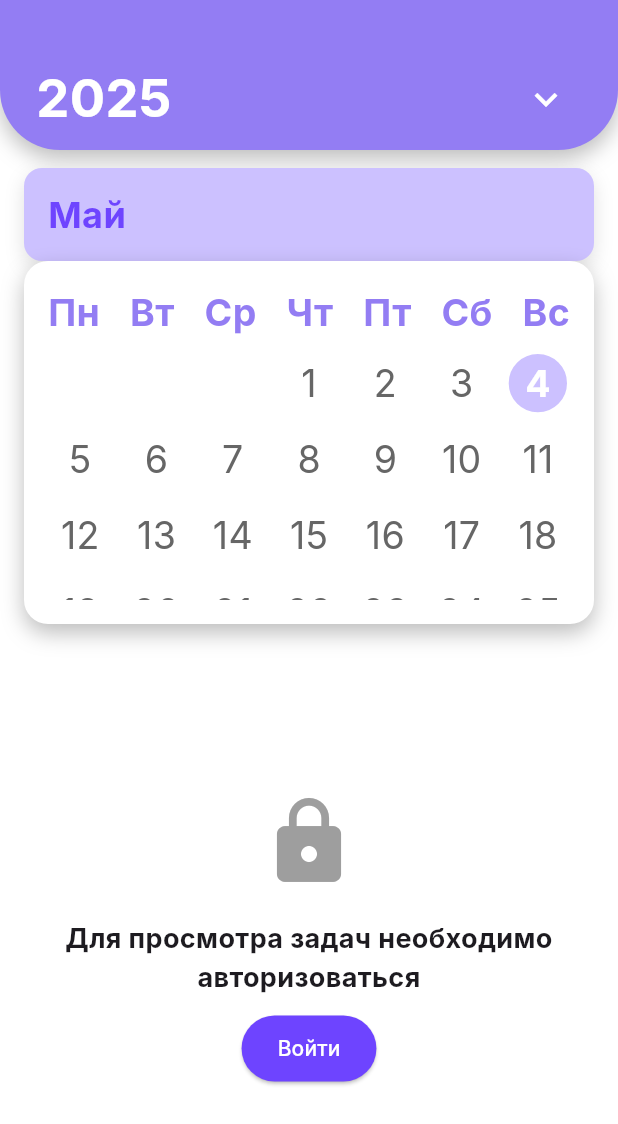
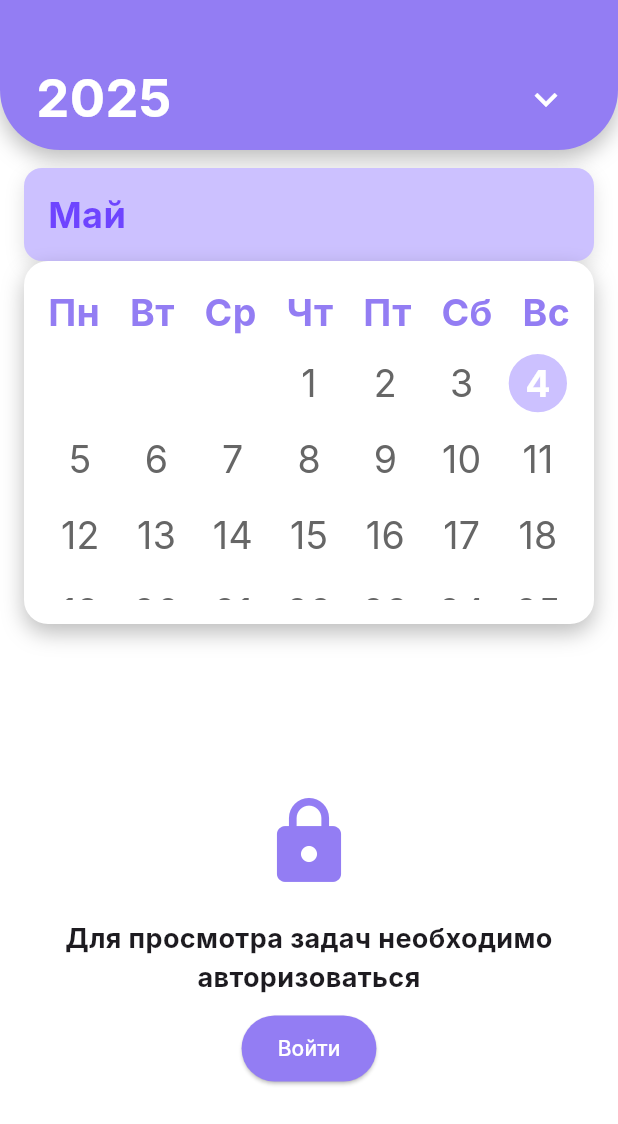
Before and after one commit to Lime228/TPProject, a Flutter app: the CalendarScreen screen opened directly, on a phone screen of 412 x 824 dp. Shown: the top 1124 px of the screen. Run offline on Flutter 3.47's test engine with Material 3 defaults, Android fonts, the phone set to English and light mode, and no system bars; our stand-ins replace image_picker, shared_preferences; accounts and stored records are empty; Roboto replaces fonts that are missing (Inter).

Commit message:
TPP-74, TPP-77, TPP-97 fix: customized colors

```diff
--- a/frontend/lib/screens/calendar_screen.dart
+++ b/frontend/lib/screens/calendar_screen.dart
@@ -529,7 +529,7 @@ class _CalendarScreenState extends State<CalendarScreen> {
         child: Column(
           mainAxisAlignment: MainAxisAlignment.center,
           children: [
-            const Icon(Icons.lock, size: 64, color: Colors.grey),
+            const Icon(Icons.lock, size: 64, color: Color(0xFF937DF3)),
             const SizedBox(height: 20),
             const Text(
               'Для просмотра задач необходимо авторизоваться',
@@ -543,7 +543,7 @@ class _CalendarScreenState extends State<CalendarScreen> {
             ElevatedButton(
               onPressed: () => Navigator.pushNamed(context, '/login'),
               style: ElevatedButton.styleFrom(
-                backgroundColor: CalendarStyles.secondaryColor,
+                backgroundColor: Color(0xFF937DF3),
                 padding: const EdgeInsets.symmetric(horizontal: 24, vertical: 12),
               ),
               child: const Text('Войти', style: TextStyle(color: Colors.white)),
--- a/frontend/lib/screens/login_screen.dart
+++ b/frontend/lib/screens/login_screen.dart
@@ -37,7 +37,7 @@ class _LoginScreenState extends State<LoginScreen> {
   static const _inputWidth = 305.0;
   static const _inputHeight = 41.0;
   static const _colorEnter = Color.fromARGB(100, 110, 68, 255);
-  static const _colorEnterButton = Color.fromARGB(100, 147, 125, 243);
+  static const _colorEnterButton = Color(0xFF937DF3);
 
   static const _textStyle = TextStyle(
     fontSize: 15,
--- a/frontend/lib/screens/password_recovery_screen.dart
+++ b/frontend/lib/screens/password_recovery_screen.dart
@@ -28,7 +28,7 @@ class _PasswordRecoveryScreenState extends State<PasswordRecoveryScreen> {
   static const double inputWidth = 305.0;
   static const double inputHeight = 41.0;
   static const Color colorEnter = Color.fromARGB(100, 110, 68, 255);
-  static const Color colorEnterButton = Color.fromARGB(100, 147, 125, 243);
+  static const Color colorEnterButton = Color(0xFF937DF3);
 
 
   static const TextStyle textStyle = TextStyle(
--- a/frontend/lib/screens/register_screen.dart
+++ b/frontend/lib/screens/register_screen.dart
@@ -28,7 +28,7 @@ class _RegisterScreenState extends State<RegisterScreen> {
   static const double inputWidth = 305.0;
   static const double inputHeight = 41.0;
   static const Color colorEnter = Color.fromARGB(100, 110, 68, 255);
-  static const Color colorEnterButton = Color.fromARGB(100, 147, 125, 243);
+  static const Color colorEnterButton = Color(0xFF937DF3);
 
 
   static const TextStyle textStyle = TextStyle(
--- a/frontend/lib/screens/tasks_screen.dart
+++ b/frontend/lib/screens/tasks_screen.dart
@@ -274,7 +274,7 @@ class _TasksScreenState extends State<TasksScreen> {
             ElevatedButton(
               onPressed: _showCreateGroupDialog,
               style: ElevatedButton.styleFrom(
-                backgroundColor: TaskScreenConstants.secondaryColor,
+                backgroundColor: TaskScreenConstants.primaryColor,
                 padding: const EdgeInsets.symmetric(horizontal: 24, vertical: 12),
                 shape: RoundedRectangleBorder(
                   borderRadius: BorderRadius.circular(12),
@@ -290,7 +290,7 @@ class _TasksScreenState extends State<TasksScreen> {
               onPressed: _showJoinGroupDialog,
               child: Text(
                 'Вступить в существующую группу',
-                style: TextStyle(color: TaskScreenConstants.secondaryColor),
+                style: TextStyle(color: TaskScreenConstants.primaryColor),
               ),
             ),
           ],
```
